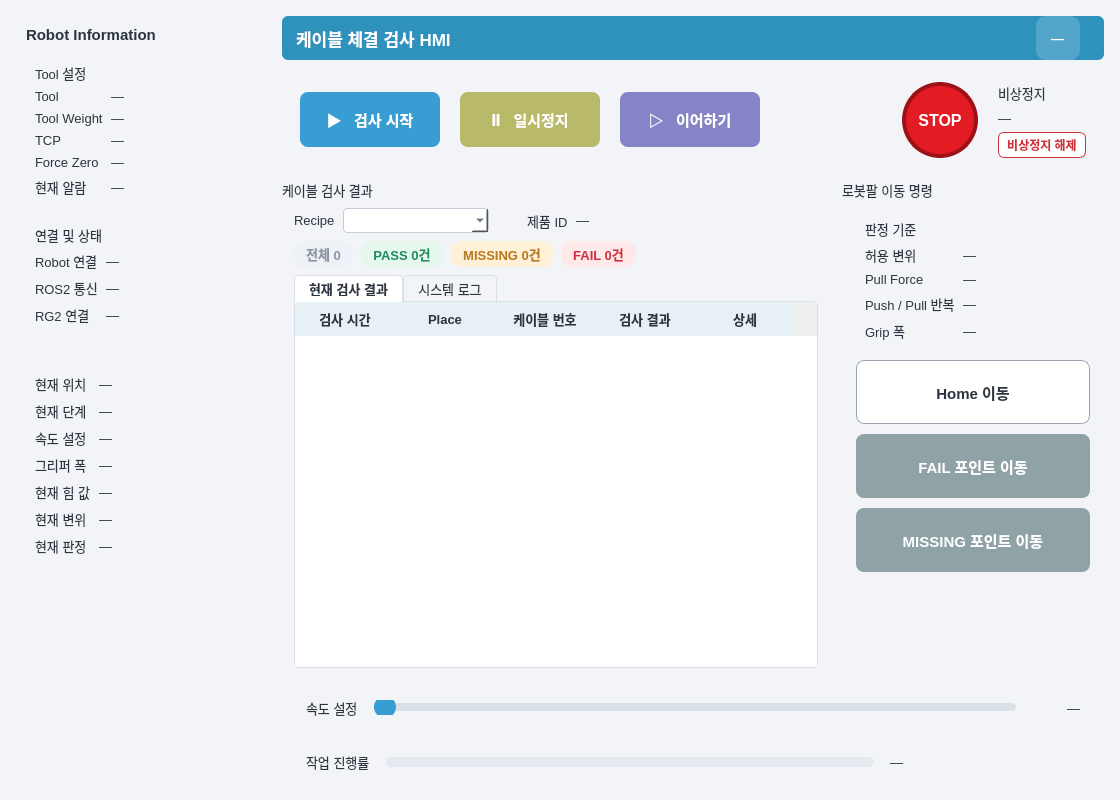
Before: the Qt Designer form src/cable_hmi/cable_hmi/main_window.ui in tkdak2025/ros_ws, drawn with Qt 5.
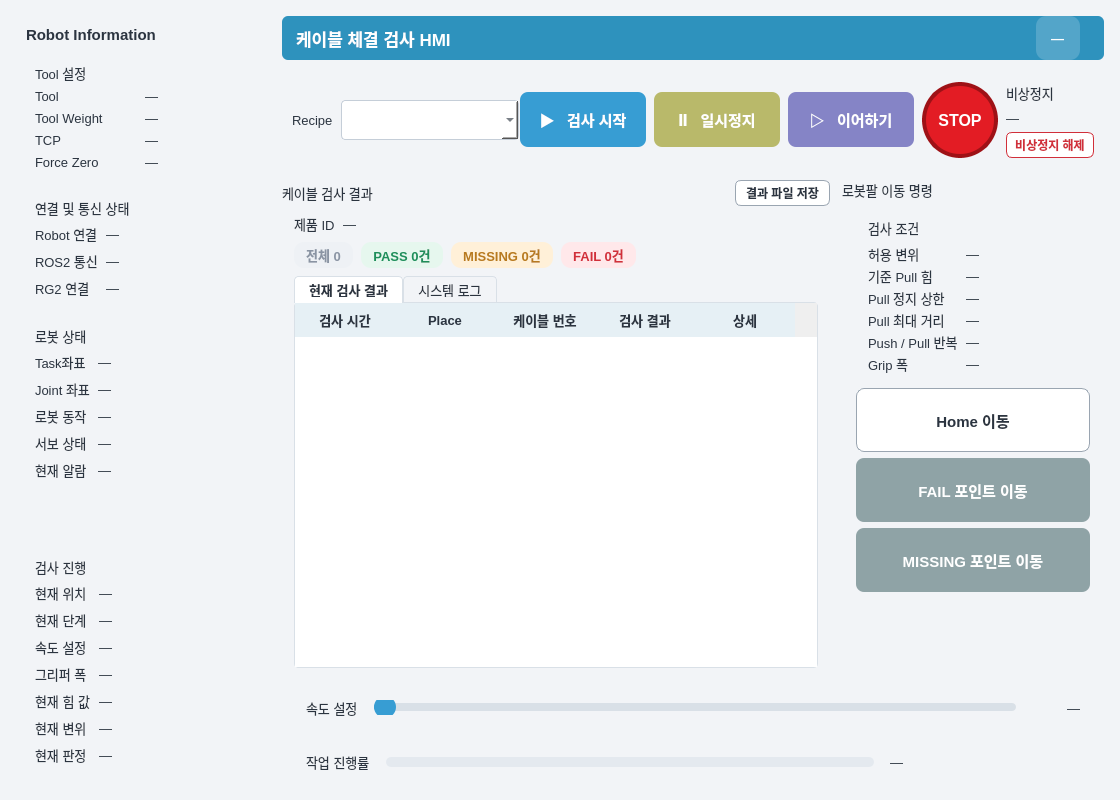
After: the same form once the commit is applied.

Commit message: cable_hmi: 통합 시퀀스 문서(2026-09-22)의 판정 체계와 로봇 상태 표시 반영

The edit to the form file:
```diff
--- a/src/cable_hmi/cable_hmi/main_window.ui
+++ b/src/cable_hmi/cable_hmi/main_window.ui
@@ -59,12 +59,17 @@
 #failBtn:hover, #missingBtn:hover { background: #7C9194; }
 #homeBtn { background: #FFFFFF; color: #2B3440; border: 1px solid #9AA5B1; }
 #homeBtn:hover { background: #EEF2F6; }
+#exportBtn { background: #FFFFFF; color: #2B3440; border: 1px solid #9AA5B1; font-size: 12px;
+    padding: 3px 10px; border-radius: 6px; }
+#exportBtn:hover { background: #EEF2F6; }
+#exportBtn:disabled { background: #F2F4F7; color: #B5BDC7; border: 1px solid #D9E0E7; }
 /* ID 선택자가 QPushButton:disabled 보다 우선하므로 버튼마다 :disabled 를 따로 둔다 */
 #startBtn:disabled, #pauseBtn:disabled, #resumeBtn:disabled, #failBtn:disabled, #missingBtn:disabled {
     background: #D5DBE3; color: #F5F7FA; }
 #homeBtn:disabled, #estopResetBtn:disabled { background: #F2F4F7; color: #B5BDC7; border: 1px solid #D9E0E7; }
 
 QComboBox { background: #FFFFFF; border: 1px solid #C5CED8; border-radius: 4px; padding: 3px 8px; min-width: 110px; }
+QComboBox#recipeCombo { min-width: 160px; }
 QTabWidget::pane { border: 1px solid #D9E0E7; border-radius: 4px; top: -1px; }
 QTabBar::tab { background: #F2F4F7; border: 1px solid #D9E0E7; padding: 5px 14px;
     border-top-left-radius: 4px; border-top-right-radius: 4px; }
@@ -159,7 +164,7 @@
            </layout>
           </item>
           <item>
-           <layout class="QGridLayout" name="layout5" columnstretch="0,1">
+           <layout class="QGridLayout" name="layout5" columnstretch="0,0">
             <property name="horizontalSpacing">
              <number>8</number>
             </property>
@@ -176,16 +181,6 @@
               </property>
              </widget>
             </item>
-            <item row="0" column="1">
-             <widget class="QLabel" name="toolName">
-              <property name="text">
-               <string>—</string>
-              </property>
-              <property name="role" stdset="0">
-               <string>value</string>
-              </property>
-             </widget>
-            </item>
             <item row="1" column="0">
              <widget class="QLabel" name="toolWeightKey">
               <property name="text">
@@ -196,26 +191,6 @@
               </property>
              </widget>
             </item>
-            <item row="1" column="1">
-             <widget class="QLabel" name="toolWeight">
-              <property name="text">
-               <string>—</string>
-              </property>
-              <property name="role" stdset="0">
-               <string>value</string>
-              </property>
-             </widget>
-            </item>
-            <item row="2" column="0">
-             <widget class="QLabel" name="toolTcpKey">
-              <property name="text">
-               <string>TCP</string>
-              </property>
-              <property name="role" stdset="0">
-               <string>key</string>
-              </property>
-             </widget>
-            </item>
             <item row="2" column="1">
              <widget class="QLabel" name="toolTcp">
               <property name="text">
@@ -246,18 +221,28 @@
               </property>
              </widget>
             </item>
-            <item row="4" column="0">
-             <widget class="QLabel" name="toolAlarmKey">
+            <item row="1" column="1">
+             <widget class="QLabel" name="toolWeight">
               <property name="text">
-               <string>현재 알람</string>
+               <string>—</string>
+              </property>
+              <property name="role" stdset="0">
+               <string>value</string>
+              </property>
+             </widget>
+            </item>
+            <item row="2" column="0">
+             <widget class="QLabel" name="toolTcpKey">
+              <property name="text">
+               <string>TCP</string>
               </property>
               <property name="role" stdset="0">
                <string>key</string>
               </property>
              </widget>
             </item>
-            <item row="4" column="1">
-             <widget class="QLabel" name="toolAlarm">
+            <item row="0" column="1">
+             <widget class="QLabel" name="toolName">
               <property name="text">
                <string>—</string>
               </property>
@@ -280,7 +265,7 @@
           <item>
            <widget class="QLabel" name="connPanelTitle">
             <property name="text">
-             <string>연결 및 상태</string>
+             <string>연결 및 통신 상태</string>
             </property>
             <property name="role" stdset="0">
              <string>groupTitle</string>
@@ -360,6 +345,148 @@
          </layout>
         </widget>
        </item>
+       <item>
+        <widget class="QFrame" name="extraPanel">
+         <property name="role" stdset="0">
+          <string>subPanel</string>
+         </property>
+         <layout class="QVBoxLayout" name="layoutExtraPanel">
+          <item>
+           <widget class="QLabel" name="extraPanelTitle">
+            <property name="text">
+             <string>로봇 상태</string>
+            </property>
+            <property name="role" stdset="0">
+             <string>groupTitle</string>
+            </property>
+           </widget>
+          </item>
+          <item>
+           <layout class="QGridLayout" name="layoutExtraRows" columnstretch="0,1">
+            <property name="horizontalSpacing">
+             <number>8</number>
+            </property>
+            <property name="verticalSpacing">
+             <number>7</number>
+            </property>
+            <item row="0" column="0">
+             <widget class="QLabel" name="extraRow1Key">
+              <property name="text">
+               <string>Task좌표</string>
+              </property>
+              <property name="role" stdset="0">
+               <string>key</string>
+              </property>
+             </widget>
+            </item>
+            <item row="0" column="1">
+             <widget class="QLabel" name="extraRow1">
+              <property name="text">
+               <string>—</string>
+              </property>
+              <property name="role" stdset="0">
+               <string>value</string>
+              </property>
+             </widget>
+            </item>
+            <item row="1" column="0">
+             <widget class="QLabel" name="extraRow2Key">
+              <property name="text">
+               <string>Joint 좌표</string>
+              </property>
+              <property name="role" stdset="0">
+               <string>key</string>
+              </property>
+             </widget>
+            </item>
+            <item row="1" column="1">
+             <widget class="QLabel" name="extraRow2">
+              <property name="text">
+               <string>—</string>
+              </property>
+              <property name="role" stdset="0">
+               <string>value</string>
+              </property>
+             </widget>
+            </item>
+            <item row="2" column="0">
+             <widget class="QLabel" name="extraRow3Key">
+              <property name="text">
+               <string>로봇 동작</string>
+              </property>
+              <property name="role" stdset="0">
+               <string>key</string>
+              </property>
+             </widget>
+            </item>
+            <item row="2" column="1">
+             <widget class="QLabel" name="extraRow3">
+              <property name="text">
+               <string>—</string>
+              </property>
+              <property name="role" stdset="0">
+               <string>value</string>
+              </property>
+             </widget>
+            </item>
+                       <item row="4" column="0">
+             <widget class="QLabel" name="extraRow4Key">
+              <property name="text">
+               <string>현재 알람</string>
+              </property>
+              <property name="role" stdset="0">
+               <string>key</string>
+              </property>
+             </widget>
+            </item>
+            <item row="4" column="1">
+             <widget class="QLabel" name="extraRow4">
+              <property name="text">
+               <string>—</string>
+              </property>
+              <property name="role" stdset="0">
+               <string>value</string>
+              </property>
+             </widget>
+            </item>
+            <item row="3" column="0">
+             <widget class="QLabel" name="extraRow5Key">
+              <property name="text">
+               <string>서보 상태</string>
+              </property>
+              <property name="role" stdset="0">
+               <string>key</string>
+              </property>
+             </widget>
+            </item>
+            <item row="3" column="1">
+             <widget class="QLabel" name="extraRow5">
+              <property name="text">
+               <string>—</string>
+              </property>
+              <property name="role" stdset="0">
+               <string>value</string>
+              </property>
+             </widget>
+            </item>
+</layout>
+          </item>
+         </layout>
+        </widget>
+       </item>
+       <item>
+        <spacer name="spacer10">
+         <property name="orientation">
+          <enum>Qt::Vertical</enum>
+         </property>
+         <property name="sizeHint" stdset="0">
+          <size>
+           <width>20</width>
+           <height>40</height>
+          </size>
+         </property>
+        </spacer>
+       </item>
        <item>
         <widget class="QFrame" name="pointPanel">
          <property name="role" stdset="0">
@@ -369,7 +496,7 @@
           <item>
            <widget class="QLabel" name="pointPanelTitle">
             <property name="text">
-             <string/>
+             <string>검사 진행</string>
             </property>
             <property name="role" stdset="0">
              <string>groupTitle</string>
@@ -529,19 +656,6 @@
          </layout>
         </widget>
        </item>
-       <item>
-        <spacer name="spacer10">
-         <property name="orientation">
-          <enum>Qt::Vertical</enum>
-         </property>
-         <property name="sizeHint" stdset="0">
-          <size>
-           <width>20</width>
-           <height>40</height>
-          </size>
-         </property>
-        </spacer>
-       </item>
       </layout>
      </widget>
     </item>
@@ -614,25 +728,45 @@
         </property>
         <layout class="QHBoxLayout" name="layout14">
          <property name="spacing">
-          <number>20</number>
+          <number>8</number>
          </property>
          <property name="leftMargin">
-          <number>18</number>
+          <number>10</number>
          </property>
          <property name="topMargin">
           <number>12</number>
          </property>
          <property name="rightMargin">
-          <number>18</number>
+          <number>10</number>
          </property>
          <property name="bottomMargin">
           <number>12</number>
          </property>
+         <item>
+          <widget class="QLabel" name="recipeKey">
+          <property name="text">
+          <string>Recipe</string>
+          </property>
+          <property name="role" stdset="0">
+          <string>key</string>
+          </property>
+          </widget>
+          </item>
+         <item>
+          <widget class="QComboBox" name="recipeCombo">
+          <property name="minimumSize">
+          <size>
+          <width>160</width>
+          <height>40</height>
+          </size>
+          </property>
+          </widget>
+          </item>
          <item>
           <widget class="QPushButton" name="startBtn">
            <property name="minimumSize">
             <size>
-             <width>140</width>
+             <width>126</width>
              <height>55</height>
             </size>
            </property>
@@ -645,7 +779,7 @@
           <widget class="QPushButton" name="pauseBtn">
            <property name="minimumSize">
             <size>
-             <width>140</width>
+             <width>126</width>
              <height>55</height>
             </size>
            </property>
@@ -658,7 +792,7 @@
           <widget class="QPushButton" name="resumeBtn">
            <property name="minimumSize">
             <size>
-             <width>140</width>
+             <width>126</width>
              <height>55</height>
             </size>
            </property>
@@ -674,7 +808,7 @@
            </property>
            <property name="sizeHint" stdset="0">
             <size>
-             <width>40</width>
+             <width>8</width>
              <height>20</height>
             </size>
            </property>
@@ -766,14 +900,41 @@
             <number>8</number>
            </property>
            <item>
-            <widget class="QLabel" name="resultsTitle">
-             <property name="text">
-              <string>케이블 검사 결과</string>
-             </property>
-             <property name="role" stdset="0">
-              <string>panelTitle</string>
-             </property>
-            </widget>
+            <layout class="QHBoxLayout" name="resultsTitleRow">
+             <item>
+              <widget class="QLabel" name="resultsTitle">
+               <property name="text">
+                <string>케이블 검사 결과</string>
+               </property>
+               <property name="role" stdset="0">
+                <string>panelTitle</string>
+               </property>
+              </widget>
+             </item>
+             <item>
+              <spacer name="resultsTitleSpacer">
+               <property name="orientation">
+                <enum>Qt::Horizontal</enum>
+               </property>
+               <property name="sizeHint" stdset="0">
+                <size>
+                 <width>40</width>
+                 <height>0</height>
+                </size>
+               </property>
+              </spacer>
+             </item>
+             <item>
+              <widget class="QPushButton" name="exportBtn">
+               <property name="toolTip">
+                <string>지금 표에 있는 검사 결과만 새 파일(.db + .csv)로 저장합니다. 공용 DB 는 건드리지 않습니다.</string>
+               </property>
+               <property name="text">
+                <string>결과 파일 저장</string>
+               </property>
+              </widget>
+             </item>
+            </layout>
            </item>
            <item>
             <layout class="QHBoxLayout" name="layout19">
@@ -789,45 +950,6 @@
              <property name="bottomMargin">
               <number>0</number>
              </property>
-             <item>
-              <widget class="QLabel" name="recipeKey">
-               <property name="text">
-                <string>Recipe</string>
-               </property>
-               <property name="role" stdset="0">
-                <string>key</string>
-               </property>
-              </widget>
-             </item>
-             <item>
-              <widget class="QComboBox" name="recipeCombo"/>
-             </item>
-             <item>
-              <widget class="QLabel" name="recipeVersion">
-               <property name="text">
-                <string/>
-               </property>
-               <property name="role" stdset="0">
-                <string>key</string>
-               </property>
-              </widget>
-             </item>
-             <item>
-              <spacer name="spacer20">
-               <property name="orientation">
-                <enum>Qt::Horizontal</enum>
-               </property>
-               <property name="sizeType">
-                <enum>QSizePolicy::Fixed</enum>
-               </property>
-               <property name="sizeHint" stdset="0">
-                <size>
-                 <width>14</width>
-                 <height>20</height>
-                </size>
-               </property>
-              </spacer>
-             </item>
              <item>
               <widget class="QLabel" name="productIdKey">
                <property name="text">
@@ -1091,7 +1213,7 @@
             <number>0</number>
            </property>
            <property name="bottomMargin">
-            <number>12</number>
+            <number>6</number>
            </property>
            <item>
             <widget class="QLabel" name="moveTitle">
@@ -1106,7 +1228,7 @@
            <item>
             <layout class="QVBoxLayout" name="layout28">
              <property name="spacing">
-              <number>10</number>
+              <number>6</number>
              </property>
              <property name="leftMargin">
               <number>14</number>
@@ -1126,10 +1248,22 @@
                 <string>subPanel</string>
                </property>
                <layout class="QVBoxLayout" name="layout29">
+                <property name="leftMargin">
+                 <number>12</number>
+                </property>
+                <property name="topMargin">
+                 <number>8</number>
+                </property>
+                <property name="rightMargin">
+                 <number>12</number>
+                </property>
+                <property name="bottomMargin">
+                 <number>8</number>
+                </property>
                 <item>
                  <widget class="QLabel" name="criteriaPanelTitle">
                   <property name="text">
-                   <string>판정 기준</string>
+                   <string>검사 조건</string>
                   </property>
                   <property name="role" stdset="0">
                    <string>groupTitle</string>
@@ -1142,7 +1276,7 @@
                    <number>8</number>
                   </property>
                   <property name="verticalSpacing">
-                   <number>7</number>
+                   <number>2</number>
                   </property>
                   <item row="0" column="0">
                    <widget class="QLabel" name="critDisplacementKey">
@@ -1165,9 +1299,9 @@
                    </widget>
                   </item>
                   <item row="1" column="0">
-                   <widget class="QLabel" name="critForceKey">
+                   <widget class="QLabel" name="critRequiredKey">
                     <property name="text">
-                     <string>Pull Force</string>
+                     <string>기준 Pull 힘</string>
                     </property>
                     <property name="role" stdset="0">
                      <string>key</string>
@@ -1175,7 +1309,7 @@
                    </widget>
                   </item>
                   <item row="1" column="1">
-                   <widget class="QLabel" name="critForce">
+                   <widget class="QLabel" name="critRequired">
                     <property name="text">
                      <string>—</string>
                     </property>
@@ -1185,6 +1319,46 @@
                    </widget>
                   </item>
                   <item row="2" column="0">
+                   <widget class="QLabel" name="critForceKey">
+                    <property name="text">
+                     <string>Pull 정지 상한</string>
+                    </property>
+                    <property name="role" stdset="0">
+                     <string>key</string>
+                    </property>
+                   </widget>
+                  </item>
+                  <item row="2" column="1">
+                   <widget class="QLabel" name="critForce">
+                    <property name="text">
+                     <string>—</string>
+                    </property>
+                    <property name="role" stdset="0">
+                     <string>value</string>
+                    </property>
+                   </widget>
+                  </item>
+                  <item row="3" column="0">
+                   <widget class="QLabel" name="critMaxDistanceKey">
+                    <property name="text">
+                     <string>Pull 최대 거리</string>
+                    </property>
+                    <property name="role" stdset="0">
+                     <string>key</string>
+                    </property>
+                   </widget>
+                  </item>
+                  <item row="3" column="1">
+                   <widget class="QLabel" name="critMaxDistance">
+                    <property name="text">
+                     <string>—</string>
+                    </property>
+                    <property name="role" stdset="0">
+                     <string>value</string>
+                    </property>
+                   </widget>
+                  </item>
+                  <item row="4" column="0">
                    <widget class="QLabel" name="critRepeatKey">
                     <property name="text">
                      <string>Push / Pull 반복</string>
@@ -1194,7 +1368,7 @@
                     </property>
                    </widget>
                   </item>
-                  <item row="2" column="1">
+                  <item row="4" column="1">
                    <widget class="QLabel" name="critRepeat">
                     <property name="text">
                      <string>—</string>
@@ -1204,7 +1378,7 @@
                     </property>
                    </widget>
                   </item>
-                  <item row="3" column="0">
+                  <item row="5" column="0">
                    <widget class="QLabel" name="critGripKey">
                     <property name="text">
                      <string>Grip 폭</string>
@@ -1214,7 +1388,7 @@
                     </property>
                    </widget>
                   </item>
-                  <item row="3" column="1">
+                  <item row="5" column="1">
                    <widget class="QLabel" name="critGrip">
                     <property name="text">
                      <string>—</string>
```
The commit also changes 14 other files.
